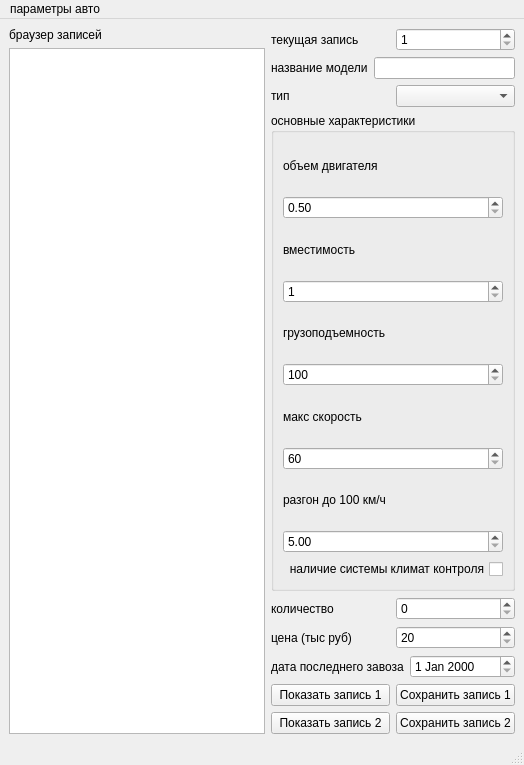
This is mainwindow.ui in policinskijandrej65-cell/nvtsuk1 as Qt 5 draws it before an edit. The edited form follows.
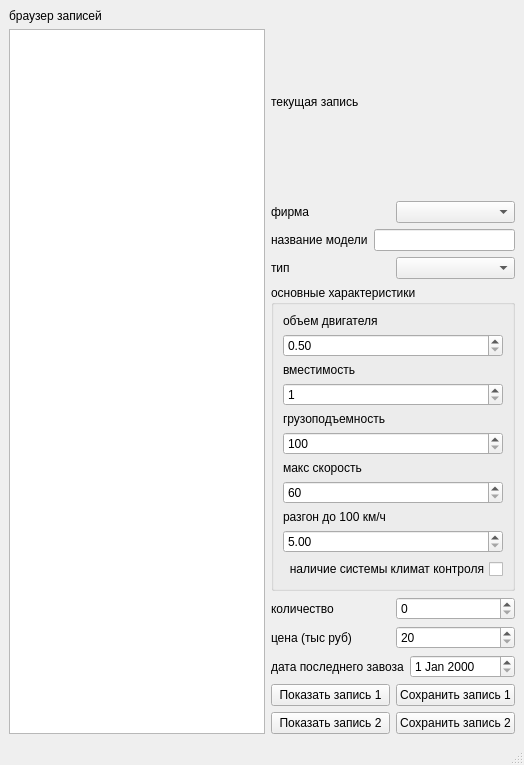
This is the edited form.

Diff of the .ui file:
```diff
--- a/mainwindow.ui
+++ b/mainwindow.ui
@@ -17,8 +17,8 @@
    <string>&lt;html&gt;&lt;head/&gt;&lt;body&gt;&lt;p&gt;вместимость&lt;/p&gt;&lt;p&gt;&lt;br/&gt;&lt;/p&gt;&lt;/body&gt;&lt;/html&gt;</string>
   </property>
   <widget class="QWidget" name="centralwidget">
-   <layout class="QGridLayout" name="gridLayout_2">
-    <item row="0" column="0" rowspan="9">
+   <layout class="QGridLayout" name="gridLayout">
+    <item row="0" column="0">
      <layout class="QVBoxLayout" name="verticalLayout">
       <item>
        <widget class="QLabel" name="label_7">
@@ -33,29 +33,31 @@
      </layout>
     </item>
     <item row="0" column="1">
-     <layout class="QHBoxLayout" name="horizontalLayout_4">
+     <layout class="QVBoxLayout" name="verticalLayout_3">
       <item>
-       <widget class="QLabel" name="label_6">
+       <widget class="QLabel" name="current">
         <property name="text">
          <string>текущая запись</string>
         </property>
        </widget>
       </item>
       <item>
-       <widget class="QSpinBox" name="current_session">
-        <property name="minimum">
-         <number>1</number>
-        </property>
-        <property name="maximum">
-         <number>2</number>
-        </property>
-       </widget>
-      </item>
-     </layout>
-    </item>
-    <item row="1" column="1">
      <layout class="QHBoxLayout" name="horizontalLayout">
       <item>
+         <widget class="QLabel" name="label_6">
+          <property name="text">
+           <string>фирма</string>
+          </property>
+         </widget>
+        </item>
+        <item>
+         <widget class="QComboBox" name="firm_selector_2"/>
+        </item>
+       </layout>
+      </item>
+      <item>
+       <layout class="QHBoxLayout" name="horizontalLayout_2">
+        <item>
        <widget class="QLabel" name="label_5">
         <property name="text">
          <string>название модели</string>
@@ -74,8 +76,8 @@
       </item>
      </layout>
     </item>
-    <item row="2" column="1">
-     <layout class="QHBoxLayout" name="horizontalLayout_2">
+      <item>
+       <layout class="QHBoxLayout" name="horizontalLayout_3">
       <item>
        <widget class="QLabel" name="label_4">
         <property name="text">
@@ -88,20 +90,20 @@
       </item>
      </layout>
     </item>
-    <item row="3" column="1">
+      <item>
      <widget class="QGroupBox" name="groupBox">
       <property name="title">
        <string>основные характеристики</string>
       </property>
-      <layout class="QGridLayout" name="gridLayout">
-       <item row="0" column="0">
+        <layout class="QVBoxLayout" name="verticalLayout_2">
+         <item>
         <widget class="QLabel" name="label_9">
          <property name="text">
           <string>объем двигателя</string>
          </property>
         </widget>
        </item>
-       <item row="1" column="0">
+         <item>
         <widget class="QDoubleSpinBox" name="engine_v">
          <property name="minimum">
           <double>0.500000000000000</double>
@@ -114,14 +116,14 @@
          </property>
         </widget>
        </item>
-       <item row="2" column="0">
+         <item>
         <widget class="QLabel" name="label">
          <property name="text">
           <string>вместимость</string>
          </property>
         </widget>
        </item>
-       <item row="3" column="0">
+         <item>
         <widget class="QSpinBox" name="human_capacity">
          <property name="minimum">
           <number>1</number>
@@ -131,14 +133,14 @@
          </property>
         </widget>
        </item>
-       <item row="4" column="0">
+         <item>
         <widget class="QLabel" name="label_2">
          <property name="text">
           <string>грузоподъемность</string>
          </property>
         </widget>
        </item>
-       <item row="5" column="0">
+         <item>
         <widget class="QSpinBox" name="weight_capacity">
          <property name="minimum">
           <number>100</number>
@@ -148,14 +150,14 @@
          </property>
         </widget>
        </item>
-       <item row="6" column="0">
+         <item>
         <widget class="QLabel" name="label_3">
          <property name="text">
           <string>макс скорость</string>
          </property>
         </widget>
        </item>
-       <item row="7" column="0">
+         <item>
         <widget class="QSpinBox" name="max_speed">
          <property name="minimum">
           <number>60</number>
@@ -165,14 +167,14 @@
          </property>
         </widget>
        </item>
-       <item row="8" column="0">
+         <item>
         <widget class="QLabel" name="label_8">
          <property name="text">
           <string>разгон до 100 км/ч</string>
          </property>
         </widget>
        </item>
-       <item row="9" column="0">
+         <item>
         <widget class="QDoubleSpinBox" name="from_1_to_100">
          <property name="minimum">
           <double>5.000000000000000</double>
@@ -185,7 +187,7 @@
          </property>
         </widget>
        </item>
-       <item row="10" column="0">
+         <item>
         <widget class="QCheckBox" name="climate_control">
          <property name="layoutDirection">
           <enum>Qt::LayoutDirection::RightToLeft</enum>
@@ -198,8 +200,8 @@
       </layout>
      </widget>
     </item>
-    <item row="4" column="1">
-     <layout class="QHBoxLayout" name="horizontalLayout_3">
+      <item>
+       <layout class="QHBoxLayout" name="horizontalLayout_4">
       <item>
        <widget class="QLabel" name="label_13">
         <property name="text">
@@ -216,7 +218,7 @@
       </item>
      </layout>
     </item>
-    <item row="5" column="1">
+      <item>
      <layout class="QHBoxLayout" name="horizontalLayout_5">
       <item>
        <widget class="QLabel" name="label_11">
@@ -237,7 +239,7 @@
       </item>
      </layout>
     </item>
-    <item row="6" column="1">
+      <item>
      <layout class="QHBoxLayout" name="horizontalLayout_6">
       <item>
        <widget class="QLabel" name="label_12">
@@ -266,7 +268,7 @@
       </item>
      </layout>
     </item>
-    <item row="7" column="1">
+      <item>
      <layout class="QHBoxLayout" name="horizontalLayout_7">
       <item>
        <widget class="QPushButton" name="Show_button1">
@@ -284,7 +286,7 @@
       </item>
      </layout>
     </item>
-    <item row="8" column="1">
+      <item>
      <layout class="QHBoxLayout" name="horizontalLayout_8">
       <item>
        <widget class="QPushButton" name="Show_button2">
@@ -303,6 +305,8 @@
      </layout>
     </item>
    </layout>
+    </item>
+   </layout>
   </widget>
   <widget class="QMenuBar" name="menubar">
    <property name="geometry">
@@ -313,12 +317,6 @@
      <height>25</height>
     </rect>
    </property>
-   <widget class="QMenu" name="menu">
-    <property name="title">
-     <string>параметры авто</string>
-    </property>
-   </widget>
-   <addaction name="menu"/>
   </widget>
   <widget class="QStatusBar" name="statusbar"/>
  </widget>
```
Lines whose indentation alone changed are shown as unchanged.
